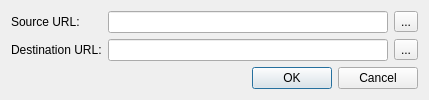
Above: src/plugins/dbi_bam/src/ConvertToSQLiteDialog.ui from violethaze74/ugene before the change. Below: the same form after it.
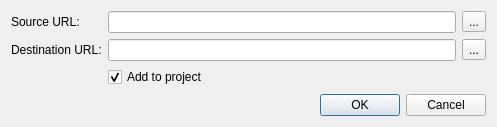
That is the form after the change.

```diff
--- a/src/plugins/dbi_bam/src/ConvertToSQLiteDialog.ui
+++ b/src/plugins/dbi_bam/src/ConvertToSQLiteDialog.ui
@@ -6,8 +6,8 @@
    <rect>
     <x>0</x>
     <y>0</y>
-    <width>429</width>
-    <height>95</height>
+    <width>497</width>
+    <height>127</height>
    </rect>
   </property>
   <property name="windowTitle">
@@ -50,6 +50,16 @@
        </property>
       </widget>
      </item>
+     <item row="2" column="1">
+      <widget class="QCheckBox" name="addToProjectBox">
+       <property name="text">
+        <string>Add to project</string>
+       </property>
+       <property name="checked">
+        <bool>true</bool>
+       </property>
+      </widget>
+     </item>
     </layout>
    </item>
    <item>
```
